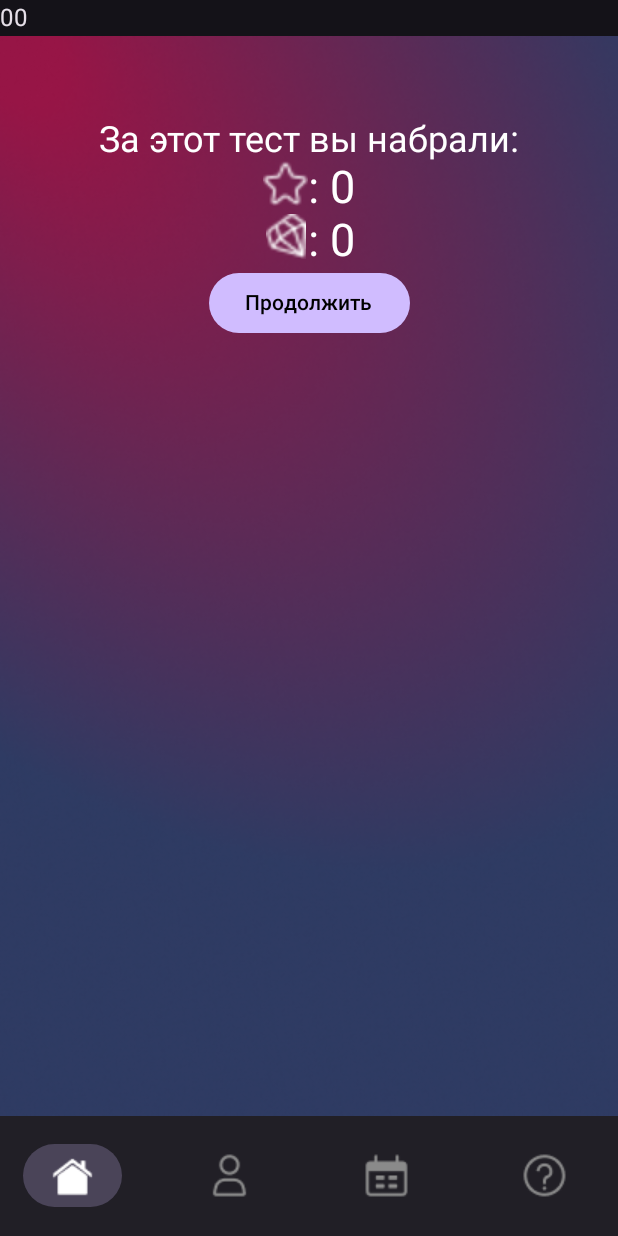
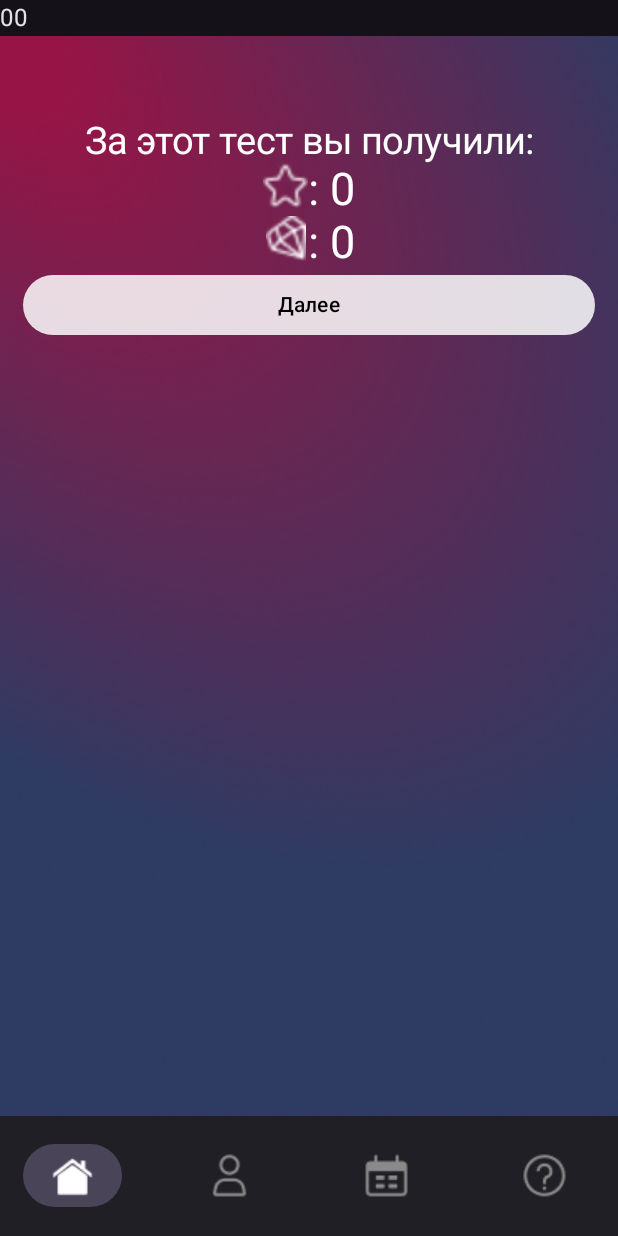
Before and after one commit to b0r1ngx/OnboardingApp, an Android app built with Jetpack Compose: the RewardingAfterTestScreen screen opened through its navigation route, on a phone screen of 412 x 824 dp. Run offline under Robolectric (Android 15) with nearby library versions, the light colour scheme and no system bars.

Commit message:
Cleanup code again

```diff
--- a/app/src/main/java/com/smechotech/onboarding/MainActivity.kt
+++ b/app/src/main/java/com/smechotech/onboarding/MainActivity.kt
@@ -85,7 +85,7 @@ fun OnBoardingAppNavHost(
     navController: NavHostController,
     viewModel: UserViewModel
 ) = NavHost(
-    navController = navController, startDestination = MainScreen.name
+    navController = navController, startDestination = TestScreen.name
 ) {
     composable(OnBoardingScreen.name) {
         OnBoardingScreen(navController = navController)
--- a/app/src/main/java/com/smechotech/onboarding/data/tests.kt
+++ b/app/src/main/java/com/smechotech/onboarding/data/tests.kt
@@ -32,7 +32,7 @@ val exampleStartTest = Test(
 val funTest = Test(
     title = "Аккуратнее с розетками",
     image = R.drawable.test_example,
-    theory = "\tВ нашем офисе розетки расположены в большом количестве вокруг всех столов. " +
+    theory = "В нашем офисе розетки расположены в большом количестве вокруг всех столов. " +
             "Но при этом не стоит включать туда 4 чайника или других высоковольтных приборов. " +
             "Используйте розетки только для подключения ваших ноутбуков.",
     questions = listOf(
--- a/app/src/main/java/com/smechotech/onboarding/ui/screens/LoginScreen.kt
+++ b/app/src/main/java/com/smechotech/onboarding/ui/screens/LoginScreen.kt
@@ -44,7 +44,7 @@ fun LoginScreen(navController: NavHostController) {
     ) {
 
         ImageButton(
-            imageResource = R.drawable.avatar_great, // TODO: temp avatar's id
+            imageResource = R.drawable.avatar_great,
             onClick = { /* TODO: select avatar */ }
         )
 
--- a/app/src/main/java/com/smechotech/onboarding/ui/screens/RewardingAfterTestScreen.kt
+++ b/app/src/main/java/com/smechotech/onboarding/ui/screens/RewardingAfterTestScreen.kt
@@ -1,12 +1,12 @@
 package com.smechotech.onboarding.ui.screens
 
 import androidx.compose.foundation.layout.*
-import androidx.compose.material3.Button
 import androidx.compose.material3.Text
 import androidx.compose.runtime.Composable
 import androidx.compose.ui.Alignment
 import androidx.compose.ui.Modifier
 import androidx.compose.ui.graphics.Color
+import androidx.compose.ui.res.stringResource
 import androidx.compose.ui.text.TextStyle
 import androidx.compose.ui.tooling.preview.Devices.PIXEL_4
 import androidx.compose.ui.tooling.preview.Preview
@@ -16,7 +16,10 @@ import androidx.navigation.NavHostController
 import androidx.navigation.compose.rememberNavController
 import com.smechotech.onboarding.R
 import com.smechotech.onboarding.UserViewModel
+import com.smechotech.onboarding.ui.ImageDesign
 import com.smechotech.onboarding.ui.Navigation
+import com.smechotech.onboarding.ui.TextButtonDesign
+import com.smechotech.onboarding.ui.Title
 
 @Composable
 fun RewardingAfterTestScreen(
@@ -29,36 +32,37 @@ fun RewardingAfterTestScreen(
         horizontalAlignment = Alignment.CenterHorizontally
     ) {
 
-        Text(
-            modifier = Modifier.padding(top = 40.dp), text = "За этот тест вы набрали:",
-            style = TextStyle(fontSize = 24.sp), color = Color.White
+        Title(
+            titleText = stringResource(id = R.string.rewards_test_title),
+            modifier = Modifier.padding(top = 40.dp),
         )
-
 
         Column(modifier = Modifier) {
             ResultField(R.drawable.start_white, ": " + viewModel.getCurrentExp())
             ResultField(R.drawable.gem, ": " + viewModel.getCurrentDiamonds())
         }
 
-
-        Button(onClick = {
-            navController.navigate(Navigation.MainScreen.name)
-        }) {
-            Text(text = "Продолжить", color = Color.Black)
+        TextButtonDesign(
+            onClick = { navController.navigate(Navigation.MainScreen.name) }
+        ) {
+            Text(text = stringResource(id = R.string.next))
         }
-
     }
-
 
 }
 
 @Composable
 fun ResultField(image: Int, text: String, modifier: Modifier = Modifier) {
     Row(modifier = modifier) {
-        Image(imageResource = image, modifier = Modifier.size(30.dp))
-
-        Text(text = text, style = TextStyle(fontSize = 30.sp), color = Color.White)
-
+        ImageDesign(
+            imageResource = image,
+            modifier = Modifier.size(30.dp)
+        )
+        Text(
+            text = text,
+            style = TextStyle(fontSize = 30.sp),
+            color = Color.White
+        )
     }
 }
 
--- a/app/src/main/java/com/smechotech/onboarding/ui/screens/TestScreen.kt
+++ b/app/src/main/java/com/smechotech/onboarding/ui/screens/TestScreen.kt
@@ -1,6 +1,5 @@
 package com.smechotech.onboarding.ui.screens
 
-import androidx.compose.foundation.Image
 import androidx.compose.foundation.layout.Column
 import androidx.compose.foundation.layout.fillMaxSize
 import androidx.compose.foundation.layout.padding
@@ -8,7 +7,6 @@ import androidx.compose.material3.Text
 import androidx.compose.runtime.Composable
 import androidx.compose.ui.Alignment
 import androidx.compose.ui.Modifier
-import androidx.compose.ui.res.painterResource
 import androidx.compose.ui.res.stringResource
 import androidx.compose.ui.tooling.preview.Devices.PIXEL_4
 import androidx.compose.ui.tooling.preview.Preview
@@ -16,7 +14,8 @@ import androidx.compose.ui.unit.dp
 import androidx.navigation.NavHostController
 import androidx.navigation.compose.rememberNavController
 import com.smechotech.onboarding.R
-import com.smechotech.onboarding.data.*
+import com.smechotech.onboarding.data.Test
+import com.smechotech.onboarding.data.safetyPrecautionsTest
 import com.smechotech.onboarding.ui.*
 
 @Composable
@@ -49,20 +48,8 @@ fun ButtonToTest(
         onClick = { navController.navigate(Navigation.TestQuestionScreen.name) },
         modifier = modifier
     ) {
-        Text(text = stringResource(id = R.string.Start))
+        Text(text = stringResource(id = R.string.start_test))
     }
-}
-
-@Composable
-fun Image(
-    imageResource: Int?,
-    modifier: Modifier = Modifier
-) {
-    if (imageResource != null) Image(
-        painter = painterResource(imageResource),
-        contentDescription = null,
-        modifier = modifier
-    )
 }
 
 @Preview(
--- a/app/src/main/res/values/strings.xml
+++ b/app/src/main/res/values/strings.xml
@@ -1,9 +1,7 @@
 <resources>
     <string name="app_name">Onboarding App</string>
 
-    <string name="Start">Start</string>
-    <string name="Check">Check</string>
-    <string name="Next">Next</string>
+    <string name="next">Далее</string>
 
     <string name="welcome">Добро\nпожаловать!</string>
     <string name="welcome_content">что-то о приложении</string>
@@ -11,6 +9,12 @@
     <string name="welcome_to_team_content">что-то о команде</string>
     <string name="study">Начнем же учиться!</string>
     <string name="study_content">что-то об обучении</string>
-    <string name="next">Далее</string>
     <string name="next_description">Жмите далее,\nскоро начнем использовать приложение по полной!:)</string>
+
+    <string name="start_test">Начать тест</string>
+    <string name="check_test">Проверить тест</string>
+    <string name="rewards_test_title">За этот тест вы получили:</string>
+
+
+
 </resources>
```
